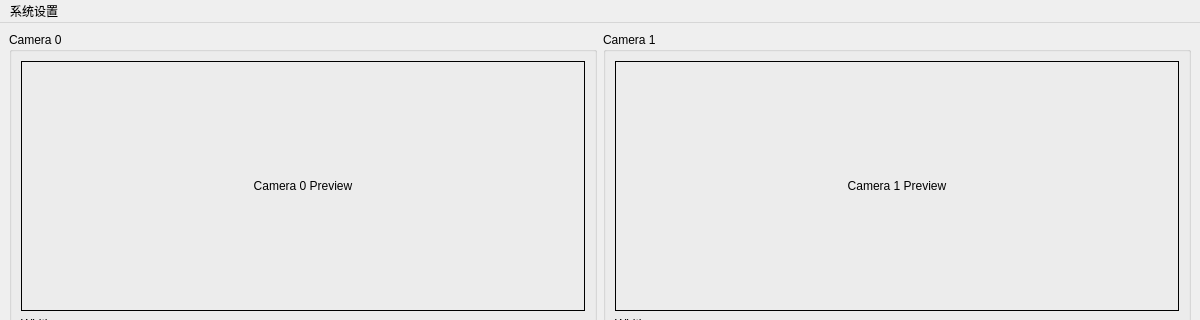
Above: xingaodaapp.ui from ba7lgj-dev/MyOpenCV before the change; both pictures show x 0 to 1200 and y 0 to 320 of the 1200 by 800 pixel window. Below: the same form after it.
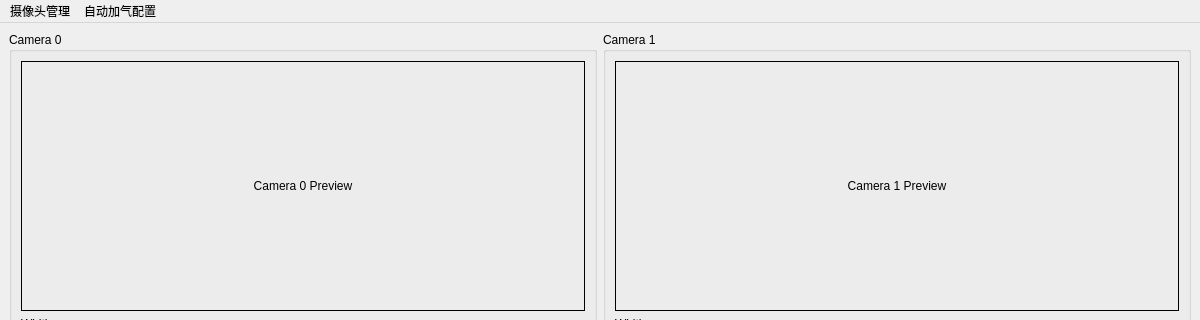
That is the form after the change. Custom widgets are drawn as their Qt base class.

Commit message: Fix menu actions placement in UI

What changed in the file:
```diff
--- a/xingaodaapp.ui
+++ b/xingaodaapp.ui
@@ -318,15 +318,10 @@
    </layout>
   </widget>
   <widget class="QMenuBar" name="menubar">
-   <widget class="QMenu" name="menuSettings">
-   <property name="title">
-    <string>系统设置</string>
-   </property>
    <addaction name="actionCameraManager"/>
    <addaction name="actionPumpSettings"/>
   </widget>
-  <addaction name="menuSettings"/>
- </widget>
+  <widget class="QStatusBar" name="statusbar"/>
  <action name="actionCameraManager">
   <property name="text">
    <string>摄像头管理</string>
```
Left out of the diff: 1 changed line with no effect on the pictures. Lines whose indentation alone changed are shown as unchanged. The commit also changes 4 other files.
